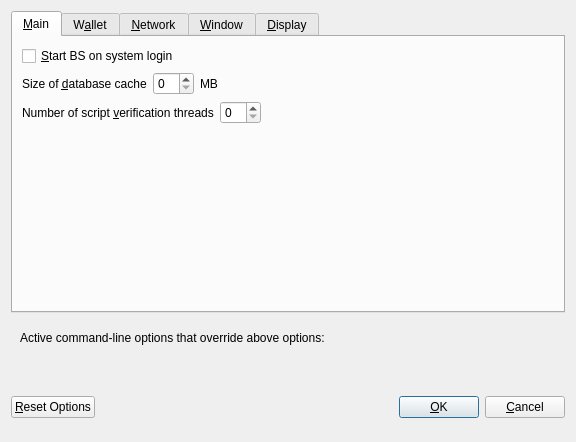
Before: the Qt Designer form src/qt/forms/optionsdialog.ui in bitstakecore/skw-no-master, drawn with Qt 5.
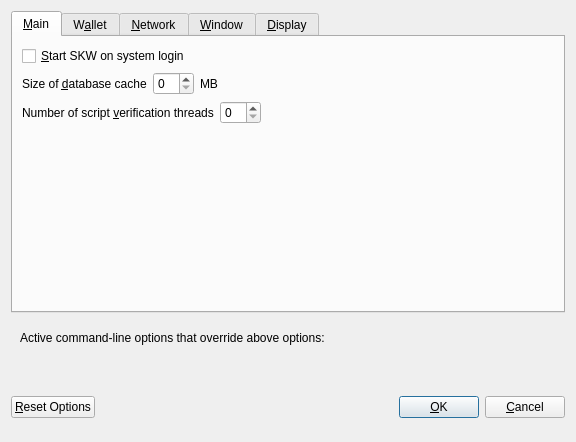
After: the same form once the commit is applied. Custom widgets are drawn as their Qt base class.

Patch:
```diff
--- a/src/qt/forms/optionsdialog.ui
+++ b/src/qt/forms/optionsdialog.ui
@@ -33,7 +33,7 @@
           <string>Automatically start BS after logging in to the system.</string>
          </property>
          <property name="text">
-          <string>&amp;Start BS on system login</string>
+          <string>&amp;Start SKW on system login</string>
          </property>
         </widget>
        </item>
```
Left out of the diff: 22 changed lines with no effect on the pictures.
